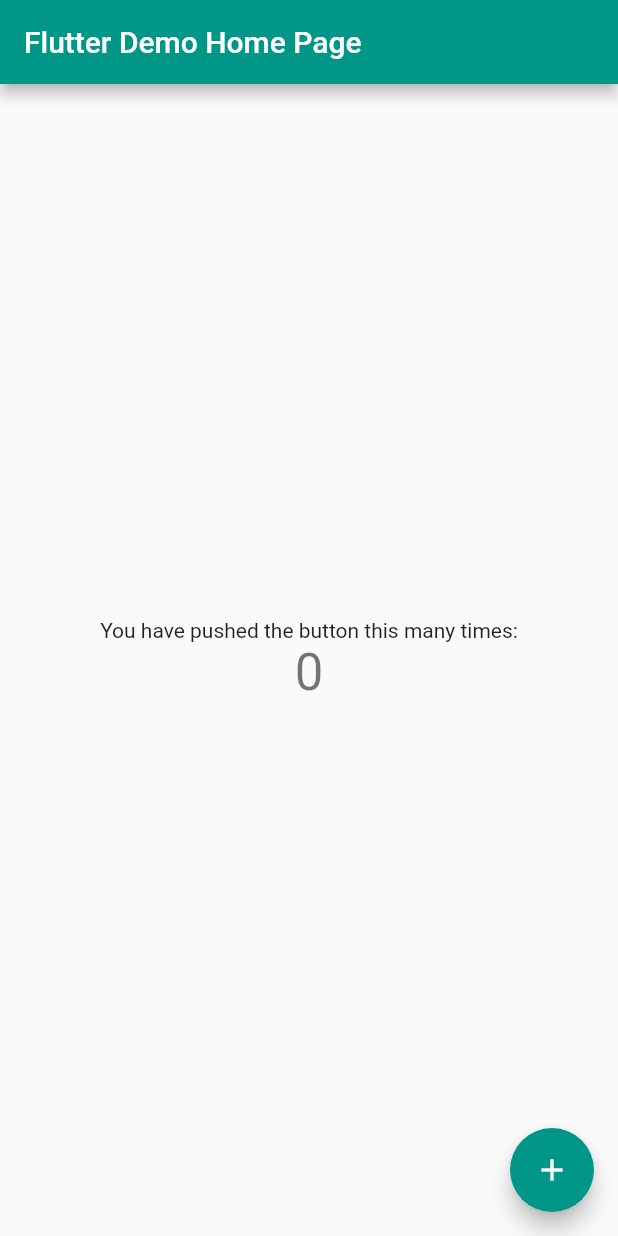
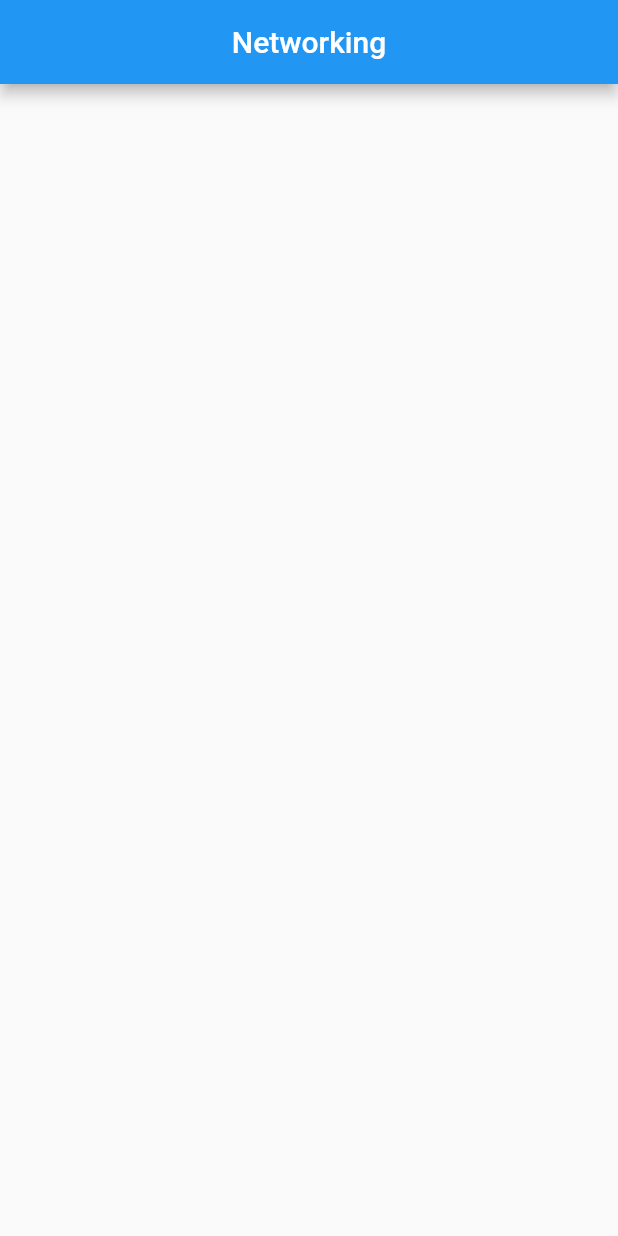
Before and after one commit to OlhaBaturina/stores-list-flutter, a Flutter app: the screen it shows after launch, on a phone screen of 412 x 824 dp. Run offline on Flutter 3.47's test engine with Material 2 defaults, Android fonts, the phone set to English and light mode, and no system bars; network calls fail.

```diff
--- a/flutter_application_1/lib/main.dart
+++ b/flutter_application_1/lib/main.dart
@@ -1,115 +1,54 @@
+import 'dart:async';
+import 'dart:convert';
+import 'package:flutter/foundation.dart';
 import 'package:flutter/material.dart';
+import 'package:http/http.dart' as http;
 
-void main() {
-  runApp(const MyApp());
-}
+void main() => runApp(MyApp());
 
 class MyApp extends StatelessWidget {
-  const MyApp({Key? key}) : super(key: key);
-
-  // This widget is the root of your application.
   @override
   Widget build(BuildContext context) {
-    return MaterialApp(
-      title: 'Flutter Demo',
-      theme: ThemeData(
-        // This is the theme of your application.
-        //
-        // Try running your application with "flutter run". You'll see the
-        // application has a blue toolbar. Then, without quitting the app, try
-        // changing the primarySwatch below to Colors.green and then invoke
-        // "hot reload" (press "r" in the console where you ran "flutter run",
-        // or simply save your changes to "hot reload" in a Flutter IDE).
-        // Notice that the counter didn't reset back to zero; the application
-        // is not restarted.
-        primarySwatch: Colors.teal,
-      ),
-      home: const MyHomePage(title: 'Flutter Demo Home Page'),
-    );
+    return MaterialApp(title: 'Networking', home: MyHomePage());
   }
 }
 
 class MyHomePage extends StatefulWidget {
-  const MyHomePage({Key? key, required this.title}) : super(key: key);
-
-  // This widget is the home page of your application. It is stateful, meaning
-  // that it has a State object (defined below) that contains fields that affect
-  // how it looks.
-
-  // This class is the configuration for the state. It holds the values (in this
-  // case the title) provided by the parent (in this case the App widget) and
-  // used by the build method of the State. Fields in a Widget subclass are
-  // always marked "final".
-
-  final String title;
-
   @override
-  State<MyHomePage> createState() => _MyHomePageState();
+  _MyHomePageState createState() => _MyHomePageState();
 }
 
 class _MyHomePageState extends State<MyHomePage> {
-  int _counter = 0;
-
-  void _incrementCounter() {
-    setState(() {
-      // This call to setState tells the Flutter framework that something has
-      // changed in this State, which causes it to rerun the build method below
-      // so that the display can reflect the updated values. If we changed
-      // _counter without calling setState(), then the build method would not be
-      // called again, and so nothing would appear to happen.
-      _counter++;
-    });
+  @override
+  void initState() {
+    super.initState();
+    loadData();
   }
 
   @override
   Widget build(BuildContext context) {
-    // This method is rerun every time setState is called, for instance as done
-    // by the _incrementCounter method above.
-    //
-    // The Flutter framework has been optimized to make rerunning build methods
-    // fast, so that you can just rebuild anything that needs updating rather
-    // than having to individually change instances of widgets.
     return Scaffold(
-      appBar: AppBar(
-        // Here we take the value from the MyHomePage object that was created by
-        // the App.build method, and use it to set our appbar title.
-        title: Text(widget.title),
-      ),
-      body: Center(
-        // Center is a layout widget. It takes a single child and positions it
-        // in the middle of the parent.
-        child: Column(
-          // Column is also a layout widget. It takes a list of children and
-          // arranges them vertically. By default, it sizes itself to fit its
-          // children horizontally, and tries to be as tall as its parent.
-          //
-          // Invoke "debug painting" (press "p" in the console, choose the
-          // "Toggle Debug Paint" action from the Flutter Inspector in Android
-          // Studio, or the "Toggle Debug Paint" command in Visual Studio Code)
-          // to see the wireframe for each widget.
-          //
-          // Column has various properties to control how it sizes itself and
-          // how it positions its children. Here we use mainAxisAlignment to
-          // center the children vertically; the main axis here is the vertical
-          // axis because Columns are vertical (the cross axis would be
-          // horizontal).
-          mainAxisAlignment: MainAxisAlignment.center,
-          children: <Widget>[
-            const Text(
-              'You have pushed the button this many times:',
-            ),
-            Text(
-              '$_counter',
-              style: Theme.of(context).textTheme.headline4,
-            ),
-          ],
+        appBar: AppBar(
+          title: Text('Networking'),
+          centerTitle: true,
         ),
-      ),
-      floatingActionButton: FloatingActionButton(
-        onPressed: _incrementCounter,
-        tooltip: 'Increment',
-        child: const Icon(Icons.add),
-      ), // This trailing comma makes auto-formatting nicer for build methods.
-    );
+        body: Container());
   }
 }
+
+Future<http.Response> getData() async {
+  const url = 'https://dev.downtown.amifactory.network/api/v1/stores/';
+  return await http.get(Uri.parse(url));
+}
+
+void loadData() {
+  getData().then((response) {
+    if (response.statusCode == 200) {
+      print(response.body);
+    } else {
+      print(response.statusCode);
+    }
+  }).catchError((error) {
+    debugPrint(error.toString());
+  });
+}
```
Also changed, not shown: flutter_application_1/pubspec.yaml (+8 -6 lines), 1 other file.
